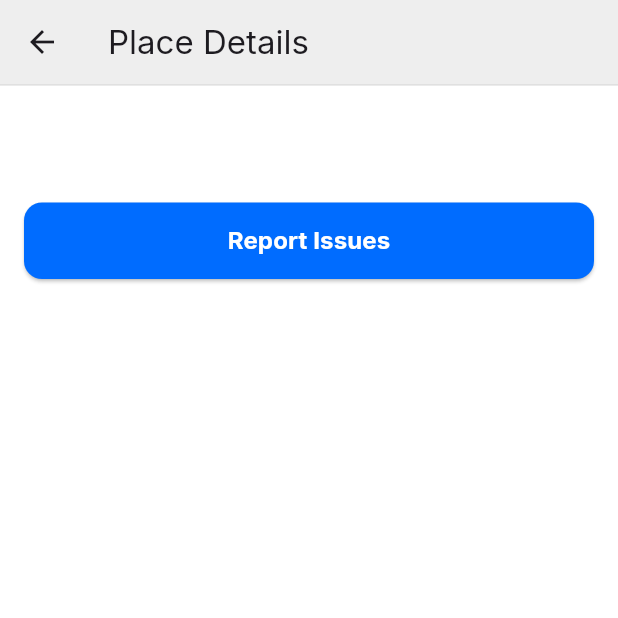
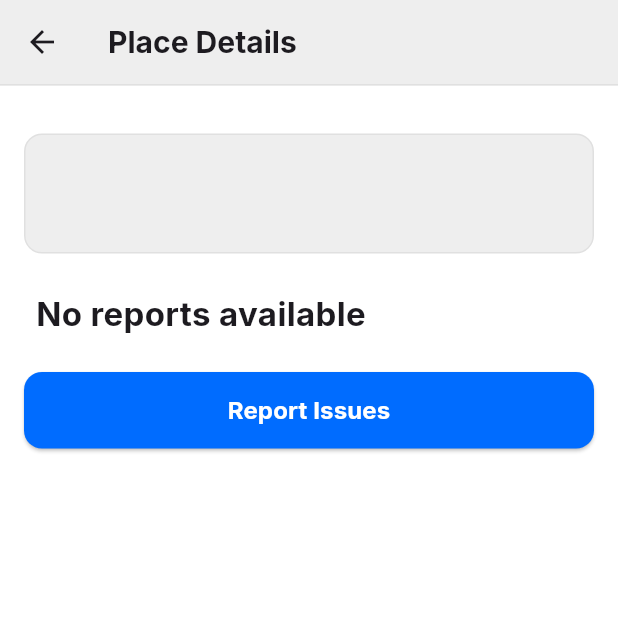
Before and after one commit to simaopsbarbosa/Inclui, a Flutter app: the PlaceDetailPage screen opened directly with empty values, on a phone screen of 412 x 824 dp, the top half of it. Run offline on Flutter 3.47's test engine with Material 3 defaults, Android fonts, the phone set to English and light mode, and no system bars; our stand-ins replace firebase_auth, firebase_core, firebase_database, flutter_dotenv, geolocator, google_fonts and 2 more; accounts and stored records are empty; generated files the repository leaves out were written again; network calls fail.

Commit message:
made place detail page look better

```diff
--- a/src/inclui/lib/screens/place_detail_page.dart
+++ b/src/inclui/lib/screens/place_detail_page.dart
@@ -63,10 +63,11 @@ class _PlaceDetailPageState extends State<PlaceDetailPage> {
     return Scaffold(
       backgroundColor: Colors.white,
       appBar: AppBar(
+        centerTitle: false,
         backgroundColor: Colors.grey[200],
         title: Text(
           'Place Details',
-          style: GoogleFonts.inter(),
+          style: GoogleFonts.inter(fontWeight: FontWeight.bold, fontSize: 20),
         ),
         leading: BackButton(),
         bottom: PreferredSize(
@@ -88,11 +89,15 @@ class _PlaceDetailPageState extends State<PlaceDetailPage> {
             child: Column(
               crossAxisAlignment: CrossAxisAlignment.stretch,
               children: [
+                const SizedBox(height: 16),
                 if (imageUrl != null)
                   Padding(
-                    padding: const EdgeInsets.all(16.0),
+                    padding: const EdgeInsets.symmetric(horizontal: 16.0),
                     child: ClipRRect(
-                      borderRadius: BorderRadius.circular(16.0),
+                      borderRadius: const BorderRadius.only(
+                        topLeft: Radius.circular(16.0),
+                        topRight: Radius.circular(16.0),
+                      ),
                       child: Image.network(
                         imageUrl,
                         fit: BoxFit.cover,
@@ -104,6 +109,19 @@ class _PlaceDetailPageState extends State<PlaceDetailPage> {
                   const SizedBox(height: 16),
                 Padding(
                   padding: const EdgeInsets.symmetric(horizontal: 16.0),
+                  child: Container(
+                    decoration: BoxDecoration(
+                      color: Colors.grey[200],
+                      border: Border.all(color: Colors.grey.shade300, width: 1),
+                      borderRadius: imageUrl != null
+                          ? const BorderRadius.only(
+                              bottomLeft: Radius.circular(12),
+                              bottomRight: Radius.circular(12),
+                            )
+                          : BorderRadius.circular(12),
+                    ),
+                    child: Padding(
+                      padding: const EdgeInsets.all(16.0),
                       child: Column(
                         crossAxisAlignment: CrossAxisAlignment.start,
                         children: [
@@ -121,6 +139,8 @@ class _PlaceDetailPageState extends State<PlaceDetailPage> {
                         ],
                       ),
                     ),
+                  ),
+                ),
                 FutureBuilder<DataSnapshot>(
                   future: _reportsFuture,
                   builder: (context, snap) {
@@ -131,7 +151,16 @@ class _PlaceDetailPageState extends State<PlaceDetailPage> {
                       );
                     }
                     if (!snap.hasData || snap.data!.value == null) {
-                      return const SizedBox.shrink();
+                      return Padding(
+                        padding: const EdgeInsets.all(24.0),
+                        child: Text(
+                          "No reports available",
+                          style: GoogleFonts.inter(
+                            fontWeight: FontWeight.bold,
+                            fontSize: 22,
+                          ),
+                        ),
+                      );
                     }
                     final data = snap.data!.value as Map<dynamic, dynamic>;
                     final issueCounts = <String, int>{};
@@ -143,59 +172,39 @@ class _PlaceDetailPageState extends State<PlaceDetailPage> {
                     final totalReports =
                         issueCounts.values.fold(0, (a, b) => a + b);
                     return Padding(
-                      padding: const EdgeInsets.fromLTRB(16, 32, 16, 0),
-                      child: Container(
-                        decoration: BoxDecoration(
-                          color: const Color(0xFFD72B5E),
-                          borderRadius: BorderRadius.circular(16),
-                        ),
-                        padding: const EdgeInsets.all(16),
+                      padding: const EdgeInsets.symmetric(horizontal: 16.0),
                       child: Column(
-                          crossAxisAlignment: CrossAxisAlignment.start,
+                        crossAxisAlignment: CrossAxisAlignment.stretch,
                         children: [
-                            Text(
+                          Padding(
+                            padding: const EdgeInsets.all(24.0),
+                            child: Text(
                               '$totalReports Reports',
                               style: GoogleFonts.inter(
                                 fontWeight: FontWeight.bold,
-                                fontSize: 20,
-                                color: Colors.white,
+                                fontSize: 22,
                               ),
                             ),
-                            const SizedBox(height: 8),
-                            Text(
-                              'Accessibility Issues:',
-                              style: GoogleFonts.inter(
-                                fontWeight: FontWeight.bold,
-                                fontSize: 16,
-                                color: Colors.white,
                           ),
-                            ),
-                            const SizedBox(height: 8),
-                            ...issueCounts.entries.map((entry) => Padding(
-                                  padding:
-                                      const EdgeInsets.symmetric(vertical: 2),
-                                  child: Text(
-                                    '(${entry.value}) ${entry.key}.',
-                                    style: GoogleFonts.inter(
-                                      fontSize: 14,
-                                      color: Colors.white,
-                                    ),
-                                  ),
-                                )),
+                          Issues(issueCounts: issueCounts),
+                          const SizedBox(height: 16),
                         ],
-                        ),
                       ),
                     );
                   },
                 ),
                 if (AuthService.isUserVerified())
-                  ReportIssueSection(
+                  Padding(
+                    padding:
+                        const EdgeInsets.only(left: 16, right: 16, bottom: 16),
+                    child: ReportIssueSection(
                       placeId: widget.placeId,
                       onReport: () {
                         setState(() {
                           _reportsFuture = _loadReports();
                         });
                       },
+                    ),
                   )
                 else
                   Padding(
@@ -238,3 +247,47 @@ class _PlaceDetailPageState extends State<PlaceDetailPage> {
     );
   }
 }
+
+class Issues extends StatelessWidget {
+  const Issues({
+    super.key,
+    required this.issueCounts,
+  });
+
+  final Map<String, int> issueCounts;
+
+  @override
+  Widget build(BuildContext context) {
+    return Container(
+      decoration: BoxDecoration(
+        color: const Color(0xFFD72B5E),
+        borderRadius: BorderRadius.circular(16),
+      ),
+      padding: const EdgeInsets.all(16),
+      child: Column(
+        crossAxisAlignment: CrossAxisAlignment.stretch,
+        children: [
+          Text(
+            'Accessibility Issues:',
+            style: GoogleFonts.inter(
+              fontWeight: FontWeight.bold,
+              fontSize: 16,
+              color: Colors.white,
+            ),
+          ),
+          const SizedBox(height: 8),
+          ...issueCounts.entries.map((entry) => Padding(
+                padding: const EdgeInsets.symmetric(vertical: 2),
+                child: Text(
+                  '(${entry.value}) ${entry.key}.',
+                  style: GoogleFonts.inter(
+                    fontSize: 14,
+                    color: Colors.white,
+                  ),
+                ),
+              )),
+        ],
+      ),
+    );
+  }
+}
--- a/src/inclui/lib/screens/report_modal.dart
+++ b/src/inclui/lib/screens/report_modal.dart
@@ -203,9 +203,7 @@ class ReportIssueSectionState extends State<ReportIssueSection> {
 
   @override
   Widget build(BuildContext context) {
-    return Padding(
-      padding: const EdgeInsets.all(16.0),
-      child: SizedBox(
+    return SizedBox(
       width: double.infinity,
       child: ElevatedButton(
         onPressed: _showIssueDialog,
@@ -225,7 +223,6 @@ class ReportIssueSectionState extends State<ReportIssueSection> {
           ),
         ),
       ),
-      ),
     );
   }
 }
```
Also changed, not shown: 1 other file. Lines whose indentation alone changed are shown as unchanged.
